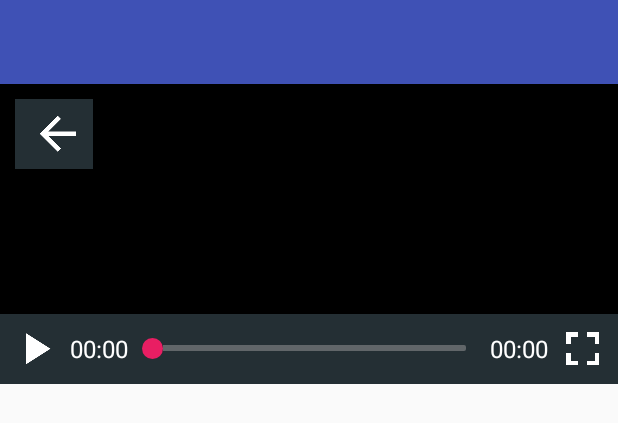
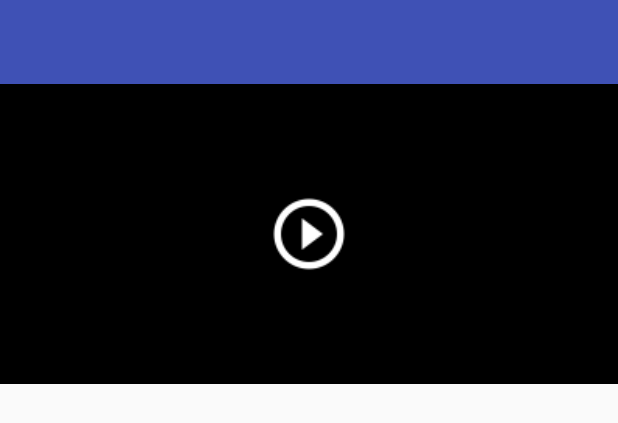
Before and after one commit to Rukey7/IjkPlayerView, an Android app: the layout activity_ijk_player.xml on its own in the app's theme, with its tools: preview values and no code run, on a phone screen of 412 x 824 dp. Shown: the top 423 px of the screen. Run offline under Robolectric (Android 15) with nearby library versions, the phone set to English and light mode, and no system bars.

Commit message:
更新监听器

```diff
--- a/playerview/src/main/java/com/dl7/playerview/media/IjkVideoView.java
+++ b/playerview/src/main/java/com/dl7/playerview/media/IjkVideoView.java
@@ -898,7 +898,6 @@ public class IjkVideoView extends FrameLayout implements MediaController.MediaPl
      */
     private void initRenders() {
         if (Build.VERSION.SDK_INT >= Build.VERSION_CODES.ICE_CREAM_SANDWICH) {
-            Log.w("IjkVideoView", "initRenders");
             setRender(RENDER_TEXTURE_VIEW);
         } else {
             setRender(RENDER_SURFACE_VIEW);
--- a/playerview/src/main/java/com/dl7/playerview/media/PlayerView.java
+++ b/playerview/src/main/java/com/dl7/playerview/media/PlayerView.java
@@ -78,6 +78,7 @@ public class PlayerView extends FrameLayout implements View.OnClickListener {
     private FrameLayout mWindowTopBar;
     // 播放键
     private ImageView mIvPlay;
+    private ImageView mIvPlayCircle;
     // 当前时间
     private TextView mTvCurTime;
     // 进度条
@@ -138,6 +139,11 @@ public class PlayerView extends FrameLayout implements View.OnClickListener {
     private int mScreenUiVisibility;
     // 屏幕旋转角度监听
     private OrientationEventListener mOrientationListener;
+    // 进来还未播放
+    private boolean mIsNeverPlay = true;
+    // 外部监听器
+    private OnInfoListener mOutsideInfoListener;
+
 
     public PlayerView(Context context) {
         this(context, null);
@@ -175,12 +181,14 @@ public class PlayerView extends FrameLayout implements View.OnClickListener {
         mLlBottomBar = (LinearLayout) findViewById(R.id.ll_bottom_bar);
         mFlVideoBox = (FrameLayout) findViewById(R.id.fl_video_box);
         mIvPlayerLock = (ImageView) findViewById(R.id.iv_player_lock);
+        mIvPlayCircle = (ImageView) findViewById(R.id.iv_play_circle);
 
         mIvPlay.setOnClickListener(this);
         mIvBack.setOnClickListener(this);
         mIvFullscreen.setOnClickListener(this);
         mIvBackWindow.setOnClickListener(this);
         mIvPlayerLock.setOnClickListener(this);
+        mIvPlayCircle.setOnClickListener(this);
     }
 
     /**
@@ -357,6 +365,10 @@ public class PlayerView extends FrameLayout implements View.OnClickListener {
             // 更新进度
             mHandler.sendEmptyMessage(MSG_UPDATE_SEEK);
         }
+        if (mIsNeverPlay) {
+            mIsNeverPlay = false;
+            mIvPlayCircle.setVisibility(GONE);
+        }
     }
 
     /**
@@ -462,7 +474,9 @@ public class PlayerView extends FrameLayout implements View.OnClickListener {
      * @param isShowBar
      */
     private void _setControlBarVisible(boolean isShowBar) {
-        if (mIsForbidTouch) {
+        if (mIsNeverPlay) {
+            mIvPlayCircle.setVisibility(isShowBar ? View.VISIBLE : View.GONE);
+        } else if (mIsForbidTouch) {
             mIvPlayerLock.setVisibility(isShowBar ? View.VISIBLE : View.GONE);
         } else {
             mLlBottomBar.setVisibility(isShowBar ? View.VISIBLE : View.GONE);
@@ -521,6 +535,11 @@ public class PlayerView extends FrameLayout implements View.OnClickListener {
             mIvPlay.setSelected(false);
             mVideoView.pause();
         } else {
+            if (mIsNeverPlay) {
+                mIsNeverPlay = false;
+                mIvPlayCircle.setVisibility(GONE);
+                mIsShowBar = false;
+            }
             mIvPlay.setSelected(true);
             mVideoView.start();
             // 更新进度
@@ -555,16 +574,16 @@ public class PlayerView extends FrameLayout implements View.OnClickListener {
     @Override
     public void onClick(View v) {
         _refreshHideRunnable();
-        int i = v.getId();
-        if (i == R.id.iv_back) {
+        int id = v.getId();
+        if (id == R.id.iv_back) {
             mAttachActivity.setRequestedOrientation(ActivityInfo.SCREEN_ORIENTATION_PORTRAIT);
-        } else if (i == R.id.iv_back_window) {
+        } else if (id == R.id.iv_back_window) {
             mAttachActivity.finish();
-        } else if (i == R.id.iv_play) {
+        } else if (id == R.id.iv_play || id == R.id.iv_play_circle) {
             _togglePlayStatus();
-        } else if (i == R.id.iv_fullscreen) {
+        } else if (id == R.id.iv_fullscreen) {
             _toggleFullScreen();
-        } else if (i == R.id.iv_player_lock) {
+        } else if (id == R.id.iv_player_lock) {
             _togglePlayerLock();
         }
     }
@@ -725,7 +744,7 @@ public class PlayerView extends FrameLayout implements View.OnClickListener {
 
         @Override
         public boolean onScroll(MotionEvent e1, MotionEvent e2, float distanceX, float distanceY) {
-            if (!mIsForbidTouch) {
+            if (!mIsForbidTouch && !mIsNeverPlay) {
                 float mOldX = e1.getX(), mOldY = e1.getY();
                 float deltaY = mOldY - e2.getY();
                 float deltaX = mOldX - e2.getX();
@@ -767,6 +786,16 @@ public class PlayerView extends FrameLayout implements View.OnClickListener {
                 _togglePlayStatus();
             }
             return true;
+        }
+    };
+
+    /**
+     * 隐藏视图Runnable
+     */
+    private Runnable mHideTouchViewRunnable = new Runnable() {
+        @Override
+        public void run() {
+            _hideTouchView();
         }
     };
 
@@ -1002,6 +1031,9 @@ public class PlayerView extends FrameLayout implements View.OnClickListener {
         @Override
         public boolean onInfo(IMediaPlayer iMediaPlayer, int status, int extra) {
             switchStatus(status);
+            if (mOutsideInfoListener != null) {
+                mOutsideInfoListener.onInfo(iMediaPlayer, status, extra);
+            }
             return true;
         }
     };
@@ -1028,15 +1060,47 @@ public class PlayerView extends FrameLayout implements View.OnClickListener {
         }
     }
 
-    /**============================ Runnable ============================*/
+    /**============================ Listener ============================*/
 
     /**
-     * 隐藏视图Runnable
+     * Register a callback to be invoked when the media file
+     * is loaded and ready to go.
+     *
+     * @param l The callback that will be run
      */
-    private Runnable mHideTouchViewRunnable = new Runnable() {
-        @Override
-        public void run() {
-            _hideTouchView();
-        }
-    };
+    public void setOnPreparedListener(IMediaPlayer.OnPreparedListener l) {
+        mVideoView.setOnPreparedListener(l);
+    }
+
+    /**
+     * Register a callback to be invoked when the end of a media file
+     * has been reached during playback.
+     *
+     * @param l The callback that will be run
+     */
+    public void setOnCompletionListener(IMediaPlayer.OnCompletionListener l) {
+        mVideoView.setOnCompletionListener(l);
+    }
+
+    /**
+     * Register a callback to be invoked when an error occurs
+     * during playback or setup.  If no listener is specified,
+     * or if the listener returned false, VideoView will inform
+     * the user of any errors.
+     *
+     * @param l The callback that will be run
+     */
+    public void setOnErrorListener(IMediaPlayer.OnErrorListener l) {
+        mVideoView.setOnErrorListener(l);
+    }
+
+    /**
+     * Register a callback to be invoked when an informational event
+     * occurs during playback or setup.
+     *
+     * @param l The callback that will be run
+     */
+    public void setOnInfoListener(IMediaPlayer.OnInfoListener l) {
+        mOutsideInfoListener = l;
+    }
 }
--- a/playerview/src/main/res/layout/layout_bottom_bar.xml
+++ b/playerview/src/main/res/layout/layout_bottom_bar.xml
@@ -10,7 +10,7 @@
         android:layout_gravity="bottom"
         android:background="@color/bg_video_view"
         android:orientation="horizontal"
-        android:visibility="visible">
+        android:visibility="gone">
 
         <ImageView
             android:id="@+id/iv_play"
--- a/playerview/src/main/res/layout/layout_player_view.xml
+++ b/playerview/src/main/res/layout/layout_player_view.xml
@@ -47,4 +47,11 @@
         android:layout_marginLeft="10dp"
         android:src="@drawable/sel_player_lock"
         android:visibility="gone"/>
+
+    <ImageView
+        android:id="@+id/iv_play_circle"
+        android:src="@mipmap/ic_play_circle"
+        android:layout_gravity="center"
+        android:layout_width="56dp"
+        android:layout_height="56dp"/>
 </FrameLayout>
--- a/playerview/src/main/res/layout/layout_top_bar.xml
+++ b/playerview/src/main/res/layout/layout_top_bar.xml
@@ -34,7 +34,7 @@
     <FrameLayout
         android:id="@+id/window_top_bar"
         android:layout_margin="10dp"
-        android:visibility="visible"
+        android:visibility="gone"
         android:background="@color/bg_video_view"
         android:layout_width="wrap_content"
         android:layout_height="wrap_content">
--- a/playerview/src/main/res/values/colors.xml
+++ b/playerview/src/main/res/values/colors.xml
@@ -7,5 +7,4 @@
     <color name="seek_progress">#cce91e63</color>
     <color name="seek_secondary_progress">#88f48fb1</color>
     <color name="seek_ball">#ffe91e63</color>
-    <color name="seek_ball_outside">#88f06292</color>
 </resources>
```
Also changed, not shown: playerview/src/main/res/mipmap-hdpi/ic_play_circle.png (added), playerview/src/main/res/mipmap-xhdpi/ic_play_circle.png (added), playerview/src/main/res/mipmap-xxhdpi/ic_play_circle.png (added).
